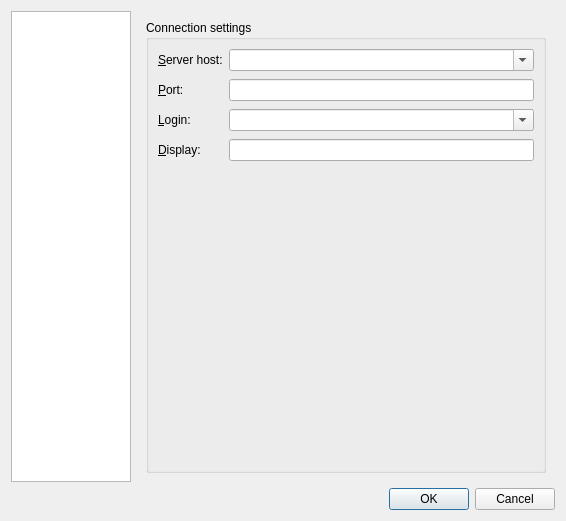
Before: the Qt Designer form lib/nicos/clients/gui/settings.ui in mlz-ictrl/nicos, drawn with Qt 5.
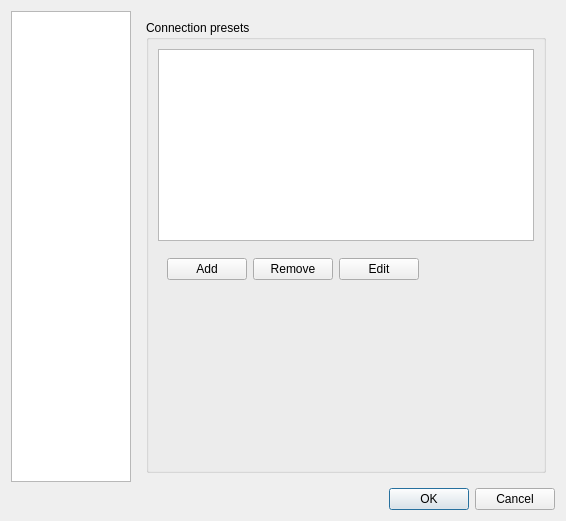
After: the same form once the commit is applied. The open tabs and pages were chosen to show the change.

Commit message:
gui: support multiple connection presets and add a GUI to edit them
Fixes: #110

Patch:
```diff
--- a/lib/nicos/clients/gui/settings.ui
+++ b/lib/nicos/clients/gui/settings.ui
@@ -116,83 +116,23 @@
        <item>
         <widget class="QGroupBox" name="groupBox_2">
          <property name="title">
-          <string>Connection settings</string>
+          <string>Connection presets</string>
          </property>
          <layout class="QGridLayout" name="gridLayout_2">
           <property name="verticalSpacing">
            <number>8</number>
           </property>
-          <item row="0" column="0">
-           <widget class="QLabel" name="label">
-            <property name="text">
-             <string>&amp;Server host:</string>
-            </property>
-            <property name="buddy">
-             <cstring>host</cstring>
-            </property>
-           </widget>
-          </item>
-          <item row="0" column="1">
-           <widget class="QComboBox" name="host">
-            <property name="editable">
-             <bool>true</bool>
-            </property>
-           </widget>
-          </item>
-          <item row="1" column="0">
-           <widget class="QLabel" name="label_4">
-            <property name="text">
-             <string>&amp;Port:</string>
-            </property>
-            <property name="buddy">
-             <cstring>port</cstring>
-            </property>
-           </widget>
-          </item>
-          <item row="1" column="1">
-           <widget class="QLineEdit" name="port">
+          <item row="0" column="0" colspan="2">
+           <widget class="QListWidget" name="settinglist">
             <property name="sizePolicy">
-             <sizepolicy hsizetype="Expanding" vsizetype="Fixed">
+             <sizepolicy hsizetype="Expanding" vsizetype="Minimum">
               <horstretch>0</horstretch>
               <verstretch>0</verstretch>
              </sizepolicy>
             </property>
-            <property name="frame">
-             <bool>true</bool>
-            </property>
            </widget>
           </item>
           <item row="2" column="0">
-           <widget class="QLabel" name="label_5">
-            <property name="text">
-             <string>&amp;Login:</string>
-            </property>
-            <property name="buddy">
-             <cstring>login</cstring>
-            </property>
-           </widget>
-          </item>
-          <item row="2" column="1">
-           <widget class="QComboBox" name="login">
-            <property name="editable">
-             <bool>true</bool>
-            </property>
-           </widget>
-          </item>
-          <item row="3" column="0">
-           <widget class="QLabel" name="label_6">
-            <property name="text">
-             <string>&amp;Display:</string>
-            </property>
-            <property name="buddy">
-             <cstring>display</cstring>
-            </property>
-           </widget>
-          </item>
-          <item row="3" column="1">
-           <widget class="QLineEdit" name="display"/>
-          </item>
-          <item row="4" column="0">
            <spacer name="verticalSpacer">
             <property name="orientation">
              <enum>Qt::Vertical</enum>
@@ -205,6 +145,46 @@
             </property>
            </spacer>
           </item>
+          <item row="1" column="0" colspan="2">
+           <widget class="QFrame" name="verticalFrame">
+            <layout class="QHBoxLayout" name="horizontalLayout_3">
+             <item>
+              <widget class="QPushButton" name="settingAdd">
+               <property name="text">
+                <string>Add</string>
+               </property>
+              </widget>
+             </item>
+             <item>
+              <widget class="QPushButton" name="settingDel">
+               <property name="text">
+                <string>Remove</string>
+               </property>
+              </widget>
+             </item>
+             <item>
+              <widget class="QPushButton" name="settingEdit">
+               <property name="text">
+                <string>Edit</string>
+               </property>
+              </widget>
+             </item>
+             <item>
+              <spacer name="horizontalSpacer_2">
+               <property name="orientation">
+                <enum>Qt::Horizontal</enum>
+               </property>
+               <property name="sizeHint" stdset="0">
+                <size>
+                 <width>40</width>
+                 <height>20</height>
+                </size>
+               </property>
+              </spacer>
+             </item>
+            </layout>
+           </widget>
+          </item>
          </layout>
         </widget>
        </item>
```
Left out of the diff: 2 changed lines with no effect on the pictures. The commit also changes 4 other files.
